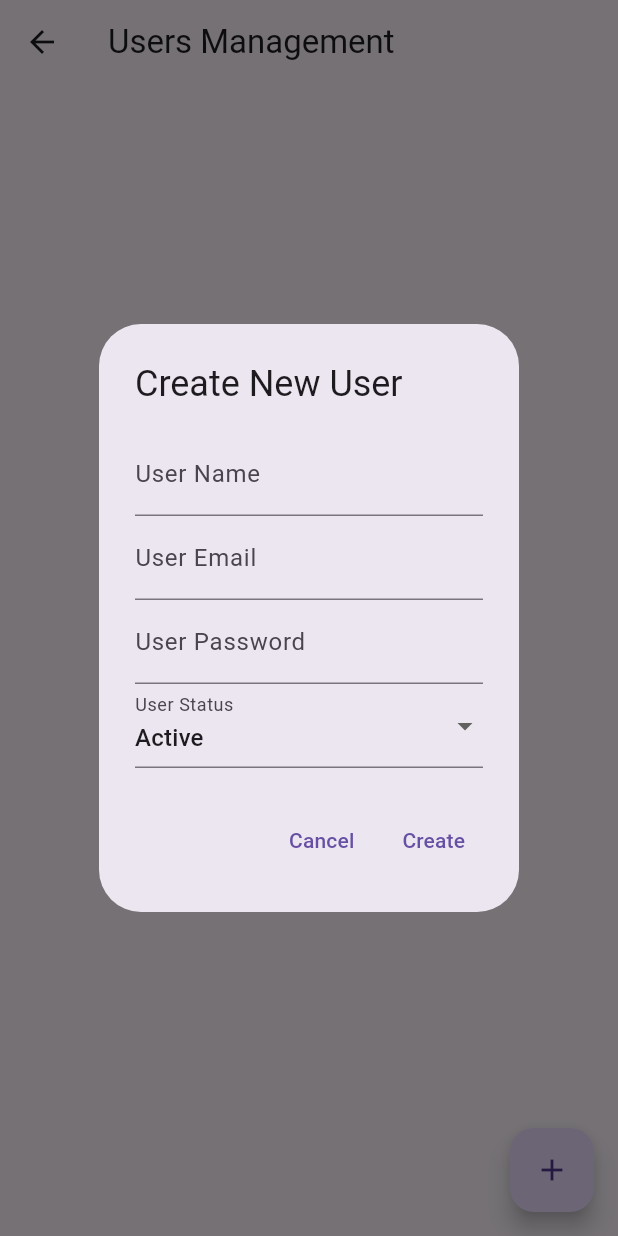
After one commit to dllano-ucb/hospital-ui, a Flutter app: the UsersView screen opened directly, after a tap on the "add" icon, on a phone screen of 412 x 824 dp. The commit adds this screen. Run offline on Flutter 3.47's test engine with Material 3 defaults, Android fonts, the phone set to English and light mode, and no system bars; network calls fail.

```diff
--- a/lib/main.dart
+++ b/lib/main.dart
@@ -2,6 +2,8 @@ import 'package:flutter/material.dart';
 import 'package:provider/provider.dart';
 import 'views/roles_view.dart';
 import 'providers/role_provider.dart'; // Import RoleProvider
+import 'views/users_view.dart';
+import 'providers/user_provider.dart'; // Import RoleProvider
 
 void main() {
   runApp(MyApp());
@@ -12,8 +14,8 @@ class MyApp extends StatelessWidget {
   Widget build(BuildContext context) {
     return MultiProvider(
       providers: [
-        ChangeNotifierProvider(
-            create: (context) => RoleProvider()), // Add RoleProvider
+        ChangeNotifierProvider(create: (context) => RoleProvider()),
+        ChangeNotifierProvider(create: (context) => UserProvider()),
       ],
       child: MaterialApp(
         title: 'User & Role Management',
@@ -56,6 +58,16 @@ class HomeScreen extends StatelessWidget {
                 );
               },
             ),
+            ListTile(
+              leading: Icon(Icons.assignment),
+              title: Text('Users'),
+              onTap: () {
+                Navigator.push(
+                  context,
+                  MaterialPageRoute(builder: (context) => UsersView()),
+                );
+              },
+            ),
           ],
         ),
       ),
--- /dev/null
+++ b/lib/models/user.dart
@@ -0,0 +1,43 @@
+class User {
+  int id;
+  String username;
+  String email;
+  String passwordHash;
+  String status;
+  DateTime createdAt;
+  DateTime updatedAt;
+
+  User({
+    required this.id,
+    required this.username,
+    required this.email,
+    required this.passwordHash,
+    required this.status,
+    required this.createdAt,
+    required this.updatedAt,
+  });
+
+  factory User.fromJson(Map<String, dynamic> json) {
+    return User(
+      id: json['id'],
+      username: json['username'],
+      passwordHash: json['passwordHash'],
+      email: json['email'],
+      status: json['status'],
+      createdAt: DateTime.parse(json['createdAt']).toUtc(), // Convert to UTC
+      updatedAt: DateTime.parse(json['updatedAt']).toUtc(), // Convert to UTC
+    );
+  }
+
+  Map<String, dynamic> toJson() {
+    return {
+      'id': id,
+      'username': username,
+      'email': email,
+      'passwordHash': passwordHash,
+      'status': status,
+      'createdAt': createdAt.toUtc().toIso8601String(), // Ensure UTC format
+      'updatedAt': updatedAt.toUtc().toIso8601String(), // Ensure UTC format
+    };
+  }
+}
--- /dev/null
+++ b/lib/providers/user_provider.dart
@@ -0,0 +1,35 @@
+import 'package:flutter/foundation.dart';
+import '../models/user.dart';
+import '../services/user_service.dart';
+
+class UserProvider with ChangeNotifier {
+  List<User> _users = [];
+
+  List<User> get users => _users;
+
+  Future<void> fetchUsers() async {
+    _users = await UserService.getUsers();
+    notifyListeners();
+  }
+
+  Future<void> addUser(User user) async {
+    final newUser = await UserService.createUser(user);
+    _users.add(newUser);
+    notifyListeners();
+  }
+
+  Future<void> updateUser(int id, User user) async {
+    await UserService.updateUser(id, user);
+    final index = _users.indexWhere((r) => r.id == id);
+    if (index >= 0) {
+      _users[index] = user;
+      notifyListeners();
+    }
+  }
+
+  Future<void> deleteUser(int id) async {
+    await UserService.deleteUser(id);
+    _users.removeWhere((user) => user.id == id);
+    notifyListeners();
+  }
+}
--- /dev/null
+++ b/lib/services/user_service.dart
@@ -0,0 +1,66 @@
+import 'dart:convert';
+import 'package:http/http.dart' as http;
+import '../models/user.dart';
+
+class UserService {
+  static const String apiUrl =
+      'http://localhost:5000/api/users'; // Replace with your actual API URL
+
+  // Fetch all Users
+  static Future<List<User>> getUsers() async {
+    final response = await http.get(Uri.parse(apiUrl));
+    if (response.statusCode == 200) {
+      Iterable jsonResponse = json.decode(response.body);
+      return jsonResponse.map((user) => User.fromJson(user)).toList();
+    } else {
+      throw Exception('Failed to load Users');
+    }
+  }
+
+  // Fetch a single User by id
+  static Future<User> getUser(int id) async {
+    final response = await http.get(Uri.parse('$apiUrl/$id'));
+    if (response.statusCode == 200) {
+      return User.fromJson(json.decode(response.body));
+    } else {
+      throw Exception('User not found');
+    }
+  }
+
+  // Create a new User
+  static Future<User> createUser(User user) async {
+    user.createdAt = DateTime.now().toUtc(); // Ensure UTC format
+    user.updatedAt = DateTime.now().toUtc(); // Ensure UTC format
+    final response = await http.post(
+      Uri.parse(apiUrl),
+      headers: {"Content-Type": "application/json"},
+      body: jsonEncode(user.toJson()),
+    );
+    if (response.statusCode == 201) {
+      return User.fromJson(json.decode(response.body));
+    } else {
+      throw Exception('Failed to create User');
+    }
+  }
+
+  // Update an existing User
+  static Future<void> updateUser(int id, User user) async {
+    user.updatedAt = DateTime.now().toUtc(); // Ensure UTC format
+    final response = await http.put(
+      Uri.parse('$apiUrl/$id'),
+      headers: {"Content-Type": "application/json"},
+      body: jsonEncode(user.toJson()),
+    );
+    if (response.statusCode != 204) {
+      throw Exception('Failed to update User');
+    }
+  }
+
+  // Delete a User
+  static Future<void> deleteUser(int id) async {
+    final response = await http.delete(Uri.parse('$apiUrl/$id'));
+    if (response.statusCode != 204) {
+      throw Exception('Failed to delete User');
+    }
+  }
+}
--- /dev/null
+++ b/lib/views/users_view.dart
@@ -0,0 +1,220 @@
+import 'package:flutter/material.dart';
+import 'package:provider/provider.dart';
+import '../providers/user_provider.dart';
+import '../models/user.dart';
+
+class UsersView extends StatelessWidget {
+  @override
+  Widget build(BuildContext context) {
+    return Scaffold(
+      appBar: AppBar(
+        title: Text('Users Management'),
+      ),
+      body: FutureBuilder(
+        future: Provider.of<UserProvider>(context, listen: false).fetchUsers(),
+        builder: (ctx, snapshot) {
+          if (snapshot.connectionState == ConnectionState.waiting) {
+            return Center(child: CircularProgressIndicator());
+          } else {
+            return Consumer<UserProvider>(
+              builder: (ctx, userProvider, _) => ListView.builder(
+                itemCount: userProvider.users.length,
+                itemBuilder: (ctx, i) => ListTile(
+                  title: Text(userProvider.users[i].username),
+                  subtitle: Text(userProvider.users[i].email),
+                  trailing: Row(
+                    mainAxisSize: MainAxisSize.min,
+                    children: [
+                      IconButton(
+                        icon: Icon(Icons.edit),
+                        onPressed: () {
+                          _showEditUserDialog(context, userProvider.users[i]);
+                        },
+                      ),
+                      IconButton(
+                        icon: Icon(Icons.delete),
+                        onPressed: () {
+                          _showDeleteConfirmationDialog(
+                              context, userProvider, userProvider.users[i].id);
+                        },
+                      ),
+                    ],
+                  ),
+                ),
+              ),
+            );
+          }
+        },
+      ),
+      floatingActionButton: FloatingActionButton(
+        onPressed: () {
+          _showCreateUserDialog(context);
+        },
+        child: Icon(Icons.add),
+      ),
+    );
+  }
+
+  // Create user dialog
+  void _showCreateUserDialog(BuildContext context) {
+    final nameController = TextEditingController();
+    final emailController = TextEditingController();
+    final passwordController = TextEditingController();
+    String statusValue = "Active"; // Default selection
+
+    showDialog(
+      context: context,
+      builder: (context) {
+        return AlertDialog(
+          title: Text('Create New User'),
+          content: Column(
+            mainAxisSize: MainAxisSize.min,
+            children: [
+              TextField(
+                controller: nameController,
+                decoration: InputDecoration(labelText: 'User Name'),
+              ),
+              TextField(
+                controller: emailController,
+                decoration: InputDecoration(labelText: 'User Email'),
+              ),
+              TextField(
+                controller: passwordController,
+                decoration: InputDecoration(labelText: 'User Password'),
+              ),
+              DropdownButtonFormField<String>(
+                value: statusValue,
+                decoration: InputDecoration(labelText: 'User Status'),
+                items: [
+                  DropdownMenuItem(child: Text("Active"), value: "Active"),
+                  DropdownMenuItem(child: Text("Inactive"), value: "Inactive"),
+                ],
+                onChanged: (value) {
+                  statusValue = value!;
+                },
+              ),
+            ],
+          ),
+          actions: [
+            TextButton(
+              onPressed: () => Navigator.of(context).pop(),
+              child: Text('Cancel'),
+            ),
+            TextButton(
+              onPressed: () {
+                final newUser = User(
+                  id: 0, // Placeholder, will be set by the backend
+                  username: nameController.text,
+                  email: emailController.text,
+                  passwordHash: passwordController.text,
+                  status: statusValue,
+                  createdAt: DateTime.now(),
+                  updatedAt: DateTime.now(),
+                );
+                Provider.of<UserProvider>(context, listen: false)
+                    .addUser(newUser);
+                Navigator.of(context).pop();
+              },
+              child: Text('Create'),
+            ),
+          ],
+        );
+      },
+    );
+  }
+
+  // Edit user dialog
+  void _showEditUserDialog(BuildContext context, User user) {
+    final nameController = TextEditingController(text: user.username);
+    final emailController = TextEditingController(text: user.email);
+    final passwordController = TextEditingController(text: user.passwordHash);
+    String statusValue = user.status;
+
+    showDialog(
+      context: context,
+      builder: (context) {
+        return AlertDialog(
+          title: Text('Edit User'),
+          content: Column(
+            mainAxisSize: MainAxisSize.min,
+            children: [
+              TextField(
+                controller: nameController,
+                decoration: InputDecoration(labelText: 'User Name'),
+              ),
+              TextField(
+                controller: emailController,
+                decoration: InputDecoration(labelText: 'User Email'),
+              ),
+              TextField(
+                controller: passwordController,
+                decoration: InputDecoration(labelText: 'User Password'),
+              ),
+              DropdownButtonFormField<String>(
+                value: statusValue,
+                decoration: InputDecoration(labelText: 'User Status'),
+                items: [
+                  DropdownMenuItem(child: Text("Active"), value: "Active"),
+                  DropdownMenuItem(child: Text("Inactive"), value: "Inactive"),
+                ],
+                onChanged: (value) {
+                  statusValue = value!;
+                },
+              ),
+            ],
+          ),
+          actions: [
+            TextButton(
+              onPressed: () => Navigator.of(context).pop(),
+              child: Text('Cancel'),
+            ),
+            TextButton(
+              onPressed: () {
+                final updatedUser = User(
+                  id: user.id,
+                  username: nameController.text,
+                  email: emailController.text,
+                  passwordHash: passwordController.text,
+                  status: statusValue,
+                  createdAt: user.createdAt,
+                  updatedAt: DateTime.now(),
+                );
+                Provider.of<UserProvider>(context, listen: false)
+                    .updateUser(user.id, updatedUser);
+                Navigator.of(context).pop();
+              },
+              child: Text('Update'),
+            ),
+          ],
+        );
+      },
+    );
+  }
+
+  // Confirm delete dialog
+  void _showDeleteConfirmationDialog(
+      BuildContext context, UserProvider provider, int userId) {
+    showDialog(
+      context: context,
+      builder: (context) {
+        return AlertDialog(
+          title: Text('Delete User'),
+          content: Text('Are you sure you want to delete this user?'),
+          actions: [
+            TextButton(
+              onPressed: () => Navigator.of(context).pop(),
+              child: Text('Cancel'),
+            ),
+            TextButton(
+              onPressed: () {
+                provider.deleteUser(userId);
+                Navigator.of(context).pop();
+              },
+              child: Text('Delete'),
+            ),
+          ],
+        );
+      },
+    );
+  }
+}
```
